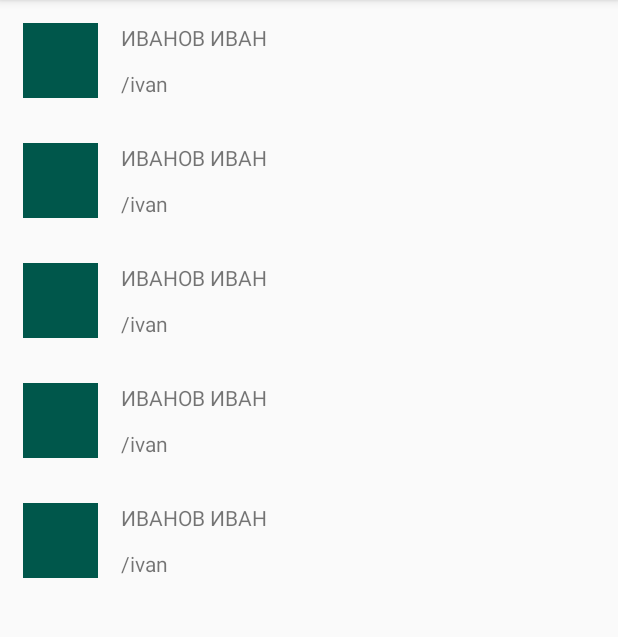
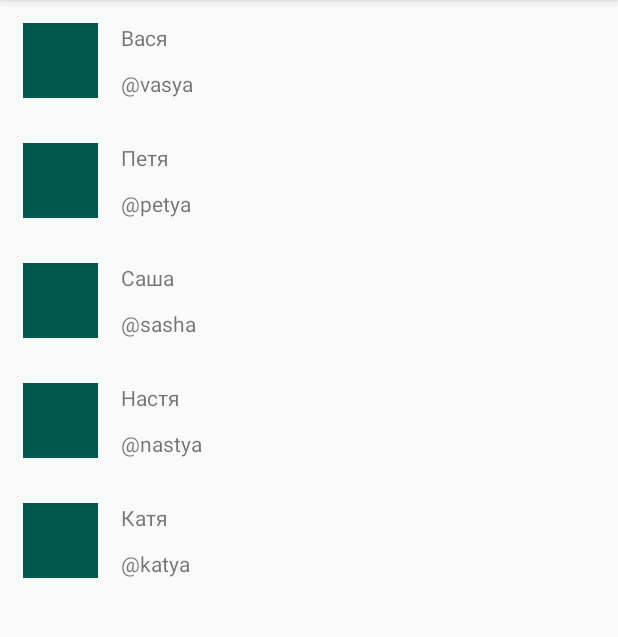
Before and after one commit to RailGabdullin/android3, an Android app: the screen it shows after launch (MainActivity), on a phone screen of 412 x 824 dp, the part 84-721 px from its top. Run offline under Robolectric (Android 15) with nearby library versions, the phone set to English and light mode, and no system bars; our stand-ins replace ButterKnife.

```diff
--- a/app/src/main/java/com/gabdullin/rail/mvptest/MainActivity.java
+++ b/app/src/main/java/com/gabdullin/rail/mvptest/MainActivity.java
@@ -5,7 +5,6 @@ import android.os.Bundle;
 import com.gabdullin.rail.mvptest.users.list.User;
 
 import java.util.ArrayList;
-import java.util.List;
 
 import androidx.appcompat.app.AppCompatActivity;
 
@@ -14,12 +13,16 @@ public class MainActivity extends AppCompatActivity {
     @Override
     protected void onCreate(Bundle savedInstanceState) {
         super.onCreate(savedInstanceState);
-        getSupportFragmentManager().beginTransaction().add(android.R.id.content, new MainFragment()).commit();
+        getSupportFragmentManager().beginTransaction().add(android.R.id.content, new MainFragment(getTempUsers())).commit();
     }
 
-    private List<User> getTempUsers(){
-        List<User> users = new ArrayList<>();
-        users.add(new User(1, "Вася", "@vasya", "vc.ru", "vc.ru", ))
+    private ArrayList<User> getTempUsers(){
+        ArrayList<User> users = new ArrayList<>();
+        users.add(new User(1, "Вася", "@vasya", "vc.ru", "vc.ru"));
+        users.add(new User(2, "Петя", "@petya", "vc.ru", "vc.ru"));
+        users.add(new User(3, "Саша", "@sasha", "vc.ru", "vc.ru"));
+        users.add(new User(4, "Настя", "@nastya", "vc.ru", "vc.ru"));
+        users.add(new User(5, "Катя", "@katya", "vc.ru", "vc.ru"));
         return users;
     }
 }
--- a/app/src/main/java/com/gabdullin/rail/mvptest/MainFragment.java
+++ b/app/src/main/java/com/gabdullin/rail/mvptest/MainFragment.java
@@ -4,6 +4,10 @@ import android.os.Bundle;
 import android.view.LayoutInflater;
 import android.view.View;
 import android.view.ViewGroup;
+
+import com.gabdullin.rail.mvptest.users.list.User;
+
+import java.util.ArrayList;
 
 import androidx.annotation.NonNull;
 import androidx.annotation.Nullable;
@@ -19,6 +23,11 @@ public class MainFragment extends Fragment {
     @BindView(R.id.recycler)
     RecyclerView recyclerView;
     Unbinder unbinder;
+    ArrayList<User> users;
+
+    MainFragment(ArrayList<User> users){
+        this.users = users;
+    }
 
     @Nullable
     @Override
@@ -32,7 +41,7 @@ public class MainFragment extends Fragment {
     public void onViewCreated(@NonNull View view, @Nullable Bundle savedInstanceState) {
         super.onViewCreated(view, savedInstanceState);
         recyclerView.setLayoutManager(new LinearLayoutManager(view.getContext()));
-        recyclerView.setAdapter(new UserListAdapter());
+        recyclerView.setAdapter(new UserListAdapter(users));
         recyclerView.setHasFixedSize(true);
     }
 
--- a/app/src/main/java/com/gabdullin/rail/mvptest/UserListAdapter.java
+++ b/app/src/main/java/com/gabdullin/rail/mvptest/UserListAdapter.java
@@ -6,11 +6,22 @@ import android.view.ViewGroup;
 import android.widget.ImageView;
 import android.widget.TextView;
 
+import com.gabdullin.rail.mvptest.users.list.User;
+
+import java.util.ArrayList;
+
 import androidx.annotation.NonNull;
 import androidx.recyclerview.widget.RecyclerView;
 import butterknife.BindView;
+import butterknife.ButterKnife;
 
 class UserListAdapter extends RecyclerView.Adapter<UserListAdapter.UserItemViewHolder> {
+
+    ArrayList<User> users;
+
+    UserListAdapter(ArrayList<User> users) {
+        this.users = users;
+    }
 
     @NonNull
     @Override
@@ -20,12 +31,14 @@ class UserListAdapter extends RecyclerView.Adapter<UserListAdapter.UserItemViewH
 
     @Override
     public void onBindViewHolder(@NonNull UserItemViewHolder holder, int position) {
+        holder.bindData(position);
+    }
 
-    }
+
 
     @Override
     public int getItemCount() {
-        return 5;
+        return users.size();
     }
 
     public class UserItemViewHolder extends RecyclerView.ViewHolder {
@@ -39,6 +52,14 @@ class UserListAdapter extends RecyclerView.Adapter<UserListAdapter.UserItemViewH
 
         public UserItemViewHolder(@NonNull View itemView) {
             super(itemView);
+            ButterKnife.bind(this, itemView);
         }
+
+        void bindData(int position){
+            name.setText(users.get(position).getName());
+            userName.setText(users.get(position).getUserName());
+        }
+
+
     }
 }
```
